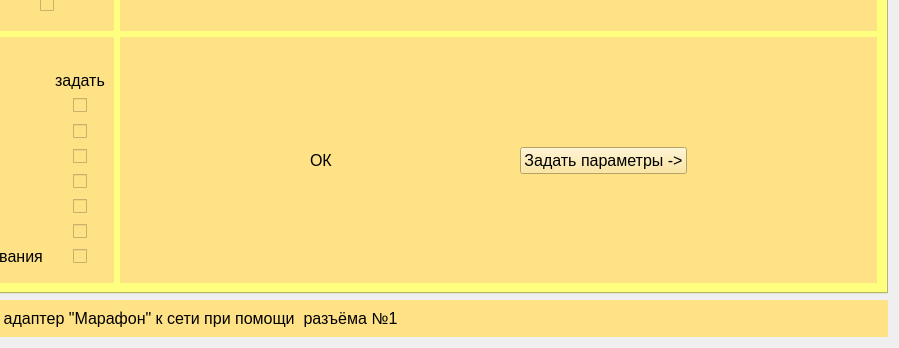
Above: train_imitator.ui from victocryl/train_imitator before the change; both pictures show x 383 to 1282 and y 467 to 815 of the 1282 by 815 pixel window. Below: the same form after it.
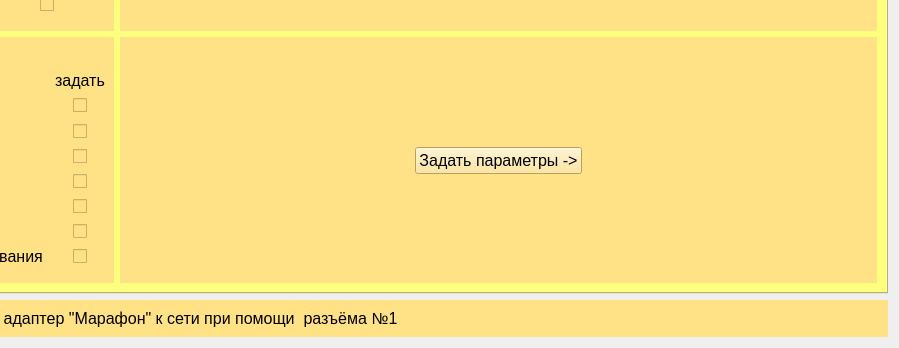
That is the form after the change.

Commit message: ПО завершено, но ни разу не пробовалось в деле

Patch:
```diff
--- a/train_imitator.ui
+++ b/train_imitator.ui
@@ -606,31 +606,6 @@
                 </property>
                </spacer>
               </item>
-              <item>
-               <widget class="QLabel" name="label_16">
-                <property name="font">
-                 <font>
-                  <pointsize>12</pointsize>
-                 </font>
-                </property>
-                <property name="text">
-                 <string>ОК</string>
-                </property>
-               </widget>
-              </item>
-              <item>
-               <spacer name="horizontalSpacer_8">
-                <property name="orientation">
-                 <enum>Qt::Horizontal</enum>
-                </property>
-                <property name="sizeHint" stdset="0">
-                 <size>
-                  <width>40</width>
-                  <height>20</height>
-                 </size>
-                </property>
-               </spacer>
-              </item>
               <item>
                <widget class="QPushButton" name="pushButton">
                 <property name="font">
```
Left out of the diff: 24 changed lines with no effect on the pictures. The commit also changes 2 other files.
